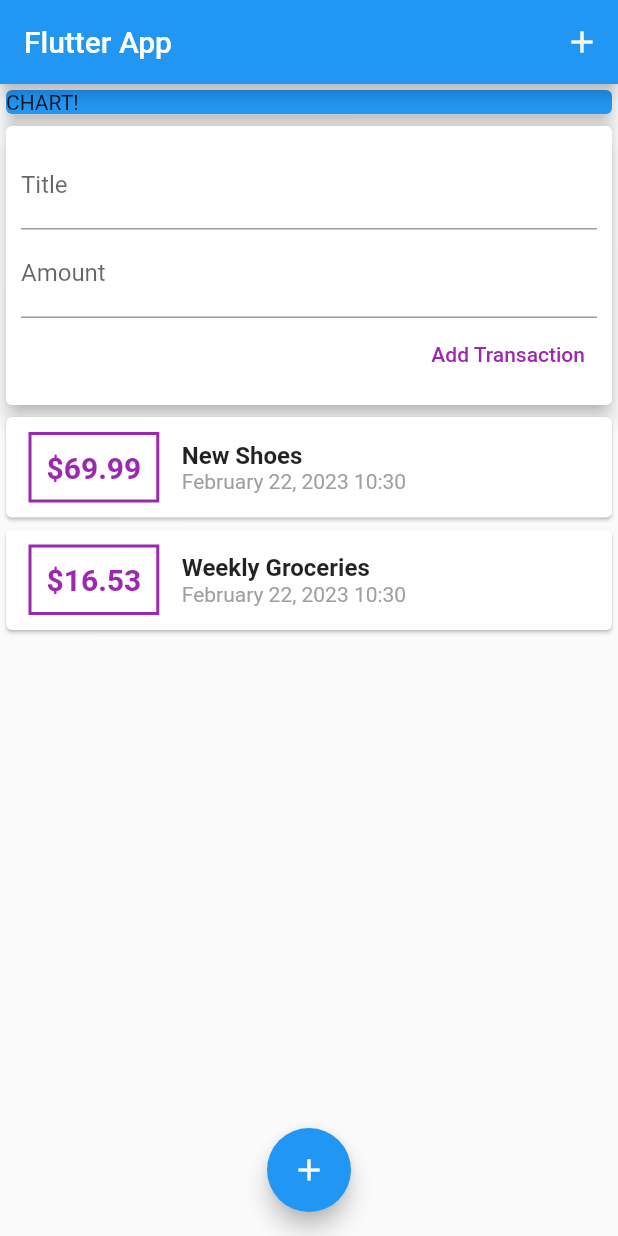
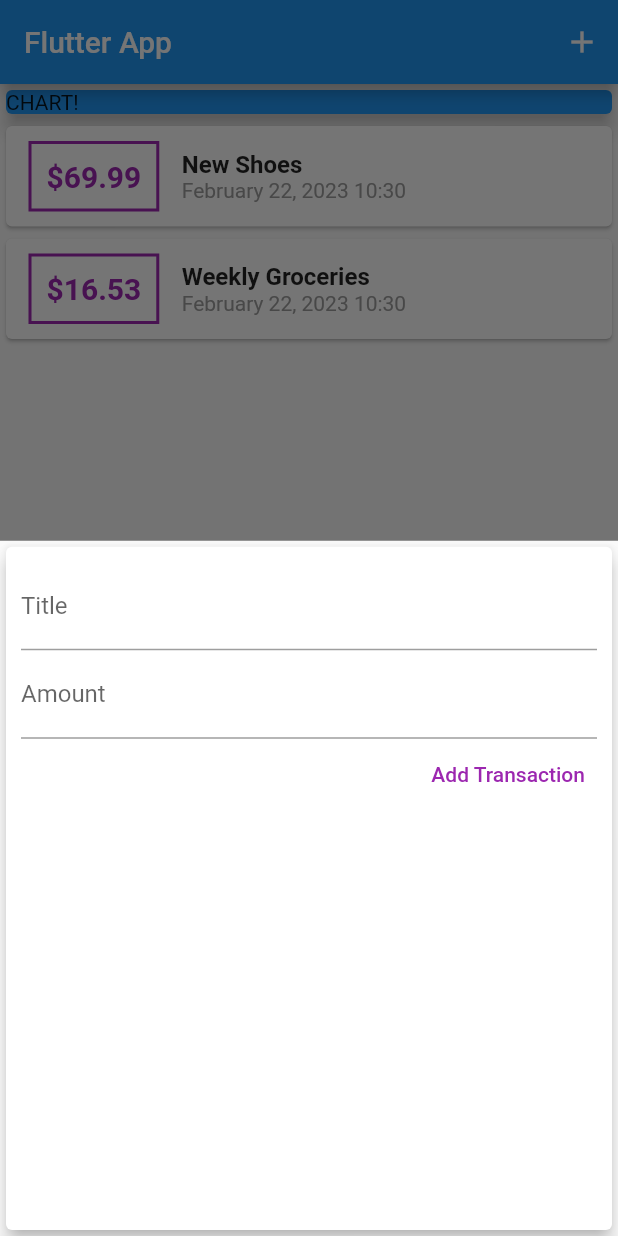
Before and after one commit to LapertJoseph/ExpenseFlutterApp, a Flutter app: the screen it shows after launch, after a tap on the "add" icon, on a phone screen of 412 x 824 dp. Run offline on Flutter 3.47's test engine with Material 2 defaults, Android fonts, the phone set to English and light mode, and no system bars.

```diff
--- a/lib/main.dart
+++ b/lib/main.dart
@@ -1,6 +1,8 @@
 import 'package:flutter/material.dart';
 
-import './widgets/user_transactions.dart';
+import './widgets/new_transaction.dart';
+import './widgets/transaction_list.dart';
+import './models/transaction.dart';
 
 void main() => runApp(MyApp());
 
@@ -14,7 +16,53 @@ class MyApp extends StatelessWidget {
   }
 }
 
-class MyHomePage extends StatelessWidget {
+class MyHomePage extends StatefulWidget {
+  @override
+  State<MyHomePage> createState() => _MyHomePageState();
+}
+
+class _MyHomePageState extends State<MyHomePage> {
+  final List<Transaction> _userTransactions = [
+    Transaction(
+      id: 't1',
+      title: 'New Shoes',
+      amount: 69.99,
+      date: DateTime.now(),
+    ),
+    Transaction(
+      id: 't2',
+      title: 'Weekly Groceries',
+      amount: 16.53,
+      date: DateTime.now(),
+    ),
+  ];
+
+  void _addNewTransaction(String txTitle, double txAmount) {
+    final NewTx = Transaction(
+      id: DateTime.now().toString(),
+      title: txTitle,
+      amount: txAmount,
+      date: DateTime.now(),
+    );
+
+    setState(() {
+      _userTransactions.add(NewTx);
+    });
+  }
+
+  void _startAddNewTransaction(BuildContext ctx) {
+    showModalBottomSheet(
+      context: ctx,
+      builder: (_) {
+        return GestureDetector(
+          onTap: () {},
+          child: NewTransaction(_addNewTransaction),
+          behavior: HitTestBehavior.opaque,
+        );
+      },
+    );
+  }
+
   @override
   Widget build(BuildContext context) {
     return Scaffold(
@@ -22,7 +70,7 @@ class MyHomePage extends StatelessWidget {
         title: Text('Flutter App'),
         actions: [
           IconButton(
-            onPressed: () {},
+            onPressed: () => _startAddNewTransaction(context),
             icon: Icon(Icons.add),
           ),
         ],
@@ -40,14 +88,14 @@ class MyHomePage extends StatelessWidget {
                 elevation: 5,
               ),
             ),
-            UserTransactions(),
+            TransactionList(_userTransactions),
           ],
         ),
       ),
       floatingActionButtonLocation: FloatingActionButtonLocation.centerFloat,
       floatingActionButton: FloatingActionButton(
         child: Icon(Icons.add),
-        onPressed: () {},
+        onPressed: () => _startAddNewTransaction(context),
       ),
     );
   }
--- a/lib/widgets/user_transactions.dart
+++ b/lib/widgets/user_transactions.dart
@@ -2,7 +2,6 @@ import 'package:flutter/material.dart';
 
 import './transaction_list.dart';
 import './new_transaction.dart';
-import '../models/transaction.dart';
 
 class UserTransactions extends StatefulWidget {
   const UserTransactions({Key key}) : super(key: key);
@@ -12,40 +11,11 @@ class UserTransactions extends StatefulWidget {
 }
 
 class _UserTransactionState extends State<UserTransactions> {
-  final List<Transaction> _userTransactions = [
-    Transaction(
-      id: 't1',
-      title: 'New Shoes',
-      amount: 69.99,
-      date: DateTime.now(),
-    ),
-    Transaction(
-      id: 't2',
-      title: 'Weekly Groceries',
-      amount: 16.53,
-      date: DateTime.now(),
-    ),
-  ];
-
-  void _addNewTransaction(String txTitle, double txAmount) {
-    final NewTx = Transaction(
-      id: DateTime.now().toString(),
-      title: txTitle,
-      amount: txAmount,
-      date: DateTime.now(),
-    );
-
-    setState(() {
-      _userTransactions.add(NewTx);
-    });
-  }
-
   @override
   Widget build(BuildContext context) {
     return Column(
       children: [
         NewTransaction(_addNewTransaction),
-        TransactionList(_userTransactions),
       ],
     );
   }
```
